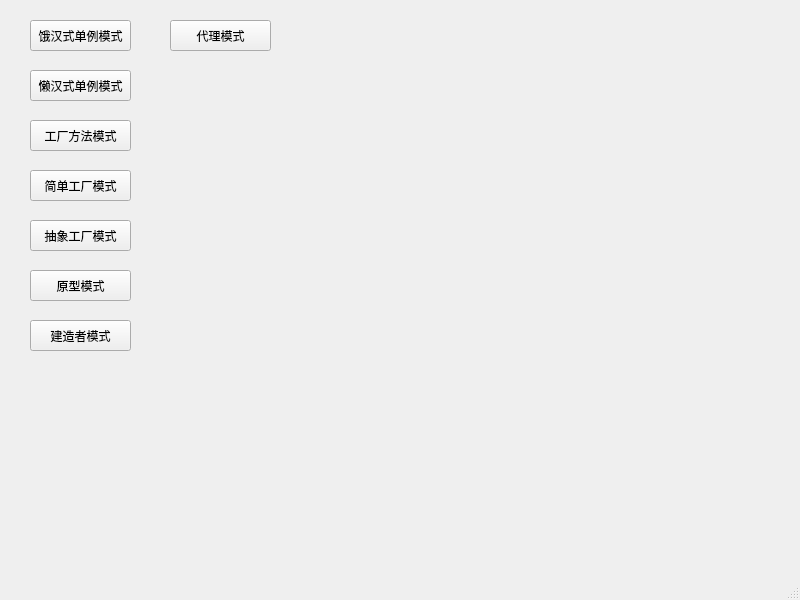
Before: the Qt Designer form mainwindow.ui in XuzzLLL/DesignPatterns, drawn with Qt 5.
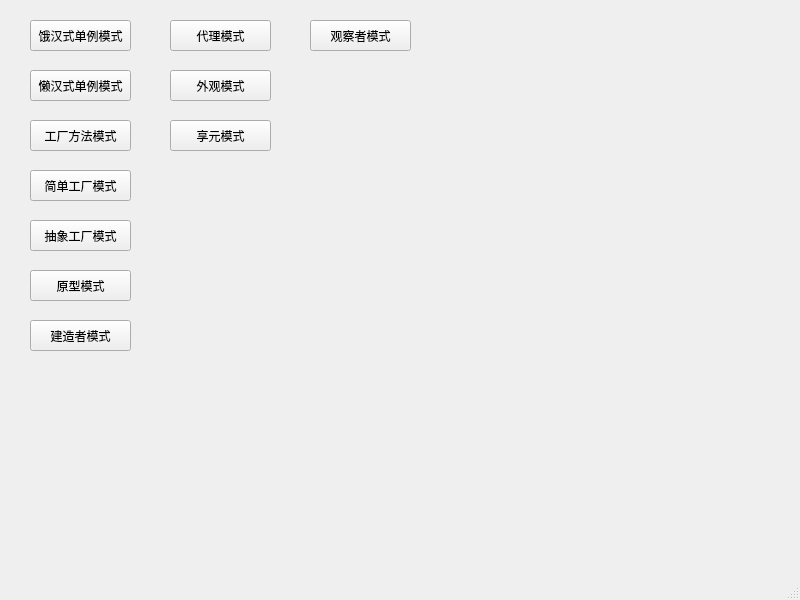
After: the same form once the commit is applied.

The edit to the form file:
```diff
--- a/mainwindow.ui
+++ b/mainwindow.ui
@@ -118,6 +118,45 @@
      <string>代理模式</string>
     </property>
    </widget>
+   <widget class="QPushButton" name="FacadePattern">
+    <property name="geometry">
+     <rect>
+      <x>170</x>
+      <y>70</y>
+      <width>101</width>
+      <height>31</height>
+     </rect>
+    </property>
+    <property name="text">
+     <string>外观模式</string>
+    </property>
+   </widget>
+   <widget class="QPushButton" name="ObserverPattern">
+    <property name="geometry">
+     <rect>
+      <x>310</x>
+      <y>20</y>
+      <width>101</width>
+      <height>31</height>
+     </rect>
+    </property>
+    <property name="text">
+     <string>观察者模式</string>
+    </property>
+   </widget>
+   <widget class="QPushButton" name="FlyweightPattern">
+    <property name="geometry">
+     <rect>
+      <x>170</x>
+      <y>120</y>
+      <width>101</width>
+      <height>31</height>
+     </rect>
+    </property>
+    <property name="text">
+     <string>享元模式</string>
+    </property>
+   </widget>
   </widget>
   <widget class="QMenuBar" name="menubar">
    <property name="geometry">
```
